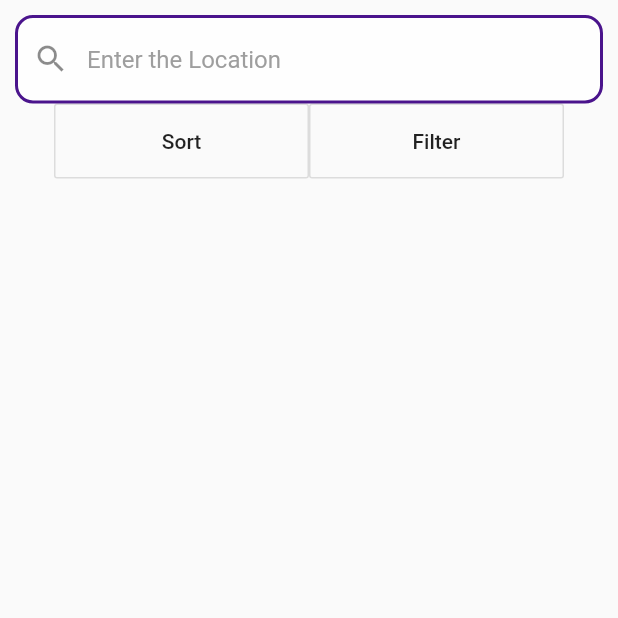
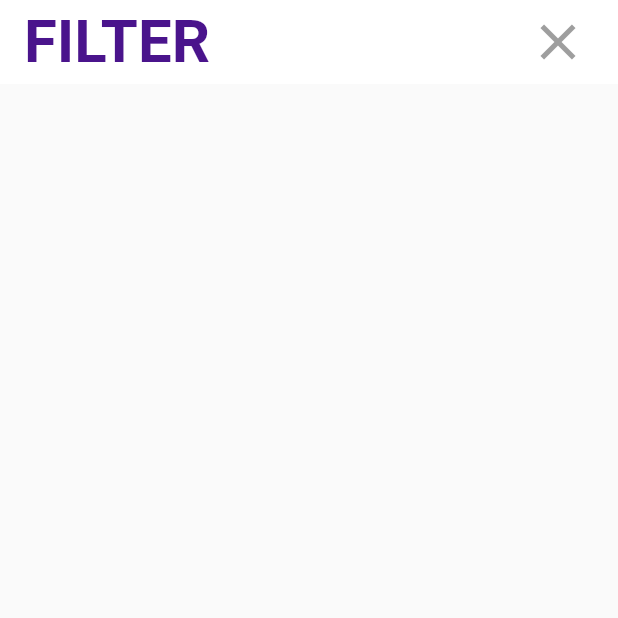
Before and after one commit to sharukhrahman97/homie, a Flutter app: the SearchCard screen opened directly, after a tap on "Filter", on a phone screen of 412 x 824 dp, the top half of it. Run offline on Flutter 3.47's test engine with Material 2 defaults, Android fonts, the phone set to English and light mode, and no system bars.

Commit message:
partial working filter menu

```diff
--- /dev/null
+++ b/lib/Filter.dart
@@ -0,0 +1,47 @@
+import 'package:flutter/material.dart';
+
+class Filter extends StatelessWidget {
+  @override
+  Widget build(BuildContext context) {
+    return Scaffold(
+      appBar: new AppBar(
+          automaticallyImplyLeading: false,
+          backgroundColor: Colors.white,
+          textTheme: TextTheme(
+              title: TextStyle(
+                  color: Colors.purple[900],
+                  fontSize: 40,
+                  fontWeight: FontWeight.bold)),
+          elevation: 0,
+          title: new Text('FILTER'),
+          actions: <Widget>[
+            Padding(
+              padding: EdgeInsets.only(right: 20),
+              child: IconButton(
+                icon: new Icon(
+                  Icons.close,
+                  size: 40,
+                ),
+                color: Colors.grey,
+                onPressed: () => Navigator.pop(context),
+              ),
+            )
+          ]),
+      body: FilterItems(),
+    );
+  }
+}
+
+class FilterItems extends StatefulWidget {
+  @override
+  _FilterItemsState createState() => _FilterItemsState();
+}
+
+class _FilterItemsState extends State<FilterItems> {
+  @override
+  Widget build(BuildContext context) {
+    return Container(
+
+    );
+  }
+}
--- a/lib/main.dart
+++ b/lib/main.dart
@@ -1,7 +1,6 @@
 import 'package:flutter/cupertino.dart';
 import 'package:flutter/material.dart';
 import 'package:homie/Chat.dart';
-import 'package:homie/Filters.dart';
 import 'package:homie/Home.dart';
 import 'package:homie/LookingForARoom.dart';
 import 'package:homie/LookingForARoomate.dart';
@@ -45,7 +44,7 @@ class Homescreen extends StatelessWidget {
                   padding: EdgeInsets.fromLTRB(35, 8, 35, 8),
                   color: Color(0xff5F34A7),
                   onPressed: () {
-                    Navigator.push(context, MaterialPageRoute(builder: (context)=>Filter()));
+                    Navigator.push(context, MaterialPageRoute(builder: (context)=>null));
                   },
                   child: Text('Looking for a room ?',
                       style: TextStyle(fontSize: 20, color: Colors.white))
--- a/lib/reuseable_search_widget.dart
+++ b/lib/reuseable_search_widget.dart
@@ -1,4 +1,5 @@
 import 'package:flutter/material.dart';
+import 'package:homie/Filter.dart';
 
 class SearchCard extends StatefulWidget {
   @override
@@ -50,7 +51,10 @@ class _SearchCardState extends State<SearchCard> {
                     child: Text("Filter"),
                   ),
                   onPressed: () {
-                    //TODO: Filter full dialog
+                    Navigator.push(
+                      context,
+                      MaterialPageRoute(builder: (context) => Filter()),
+                    );
                   },
                 ),
               ),
```
Also changed, not shown: lib/Filters.dart (deleted, +0 -34 lines).
